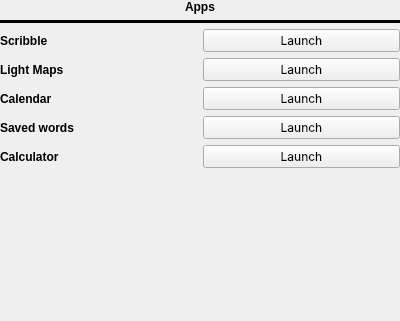
First picture: the form in apps.ui, repository Quill-OS/quill, before the edit.
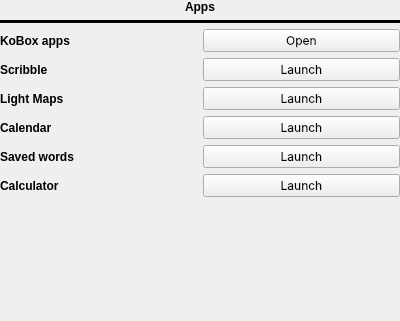
Second picture: the form after the edit.

Patch:
```diff
--- a/apps.ui
+++ b/apps.ui
@@ -49,7 +49,32 @@
        <property name="bottomMargin">
         <number>0</number>
        </property>
-       <item row="3" column="1">
+       <item row="1" column="1">
+        <widget class="QPushButton" name="scribbleLaunchBtn">
+         <property name="font">
+          <font>
+           <family>Inter</family>
+           <italic>false</italic>
+          </font>
+         </property>
+         <property name="text">
+          <string>Launch</string>
+         </property>
+        </widget>
+       </item>
+       <item row="5" column="1">
+        <widget class="QPushButton" name="calculatorLaunchBtn">
+         <property name="font">
+          <font>
+           <family>Inter</family>
+          </font>
+         </property>
+         <property name="text">
+          <string>Launch</string>
+         </property>
+        </widget>
+       </item>
+       <item row="4" column="1">
         <widget class="QPushButton" name="savedWordsLaunchBtn">
          <property name="font">
           <font>
@@ -62,7 +87,7 @@
         </widget>
        </item>
        <item row="2" column="0">
-        <widget class="QLabel" name="calendarLabel">
+        <widget class="QLabel" name="label_2">
          <property name="font">
           <font>
            <weight>75</weight>
@@ -70,36 +95,11 @@
           </font>
          </property>
          <property name="text">
-          <string>Calendar</string>
+          <string>Light Maps</string>
          </property>
         </widget>
        </item>
-       <item row="2" column="1">
-        <widget class="QPushButton" name="calendarLaunchBtn">
-         <property name="font">
-          <font>
-           <family>Inter</family>
-          </font>
-         </property>
-         <property name="text">
-          <string>Launch</string>
-         </property>
-        </widget>
-       </item>
-       <item row="1" column="1">
-        <widget class="QPushButton" name="lightmapsLaunchBtn">
-         <property name="font">
-          <font>
-           <family>Inter</family>
-           <italic>false</italic>
-          </font>
-         </property>
-         <property name="text">
-          <string>Launch</string>
-         </property>
-        </widget>
-       </item>
-       <item row="3" column="0">
+       <item row="4" column="0">
         <widget class="QLabel" name="label_3">
          <property name="font">
           <font>
@@ -113,19 +113,6 @@
         </widget>
        </item>
        <item row="1" column="0">
-        <widget class="QLabel" name="label_2">
-         <property name="font">
-          <font>
-           <weight>75</weight>
-           <bold>true</bold>
-          </font>
-         </property>
-         <property name="text">
-          <string>Light Maps</string>
-         </property>
-        </widget>
-       </item>
-       <item row="0" column="0">
         <widget class="QLabel" name="scribbleLabel">
          <property name="font">
           <font>
@@ -138,8 +125,8 @@
          </property>
         </widget>
        </item>
-       <item row="0" column="1">
-        <widget class="QPushButton" name="scribbleLaunchBtn">
+       <item row="2" column="1">
+        <widget class="QPushButton" name="lightmapsLaunchBtn">
          <property name="font">
           <font>
            <family>Inter</family>
@@ -151,7 +138,7 @@
          </property>
         </widget>
        </item>
-       <item row="4" column="0">
+       <item row="5" column="0">
         <widget class="QLabel" name="label_4">
          <property name="font">
           <font>
@@ -164,8 +151,8 @@
          </property>
         </widget>
        </item>
-       <item row="4" column="1">
-        <widget class="QPushButton" name="calculatorLaunchBtn">
+       <item row="3" column="1">
+        <widget class="QPushButton" name="calendarLaunchBtn">
          <property name="font">
           <font>
            <family>Inter</family>
@@ -176,16 +163,49 @@
          </property>
         </widget>
        </item>
+       <item row="3" column="0">
+        <widget class="QLabel" name="calendarLabel">
+         <property name="font">
+          <font>
+           <weight>75</weight>
+           <bold>true</bold>
+          </font>
+         </property>
+         <property name="text">
+          <string>Calendar</string>
+         </property>
+        </widget>
+       </item>
+       <item row="0" column="0">
+        <widget class="QLabel" name="label_5">
+         <property name="font">
+          <font>
+           <weight>75</weight>
+           <bold>true</bold>
+          </font>
+         </property>
+         <property name="text">
+          <string>KoBox apps</string>
+         </property>
+        </widget>
+       </item>
+       <item row="0" column="1">
+        <widget class="QPushButton" name="koboxAppsOpenButton">
+         <property name="font">
+          <font>
+           <family>Inter</family>
+           <weight>50</weight>
+           <bold>false</bold>
+          </font>
+         </property>
+         <property name="text">
+          <string>Open</string>
+         </property>
+        </widget>
+       </item>
       </layout>
      </item>
-     <item row="5" column="0">
-      <layout class="QGridLayout" name="gridLayout_2">
-       <property name="bottomMargin">
-        <number>0</number>
-       </property>
-      </layout>
-     </item>
-     <item row="4" column="0">
+     <item row="3" column="0">
       <spacer name="verticalSpacer">
        <property name="orientation">
         <enum>Qt::Vertical</enum>
@@ -211,18 +231,6 @@
        </property>
       </widget>
      </item>
-     <item row="3" column="0">
-      <widget class="QStackedWidget" name="rootAppsWidget">
-       <widget class="QWidget" name="page">
-        <layout class="QVBoxLayout" name="verticalLayout_2">
-         <item>
-          <layout class="QGridLayout" name="gridLayout_4"/>
-         </item>
-        </layout>
-       </widget>
-       <widget class="QWidget" name="page_2"/>
-      </widget>
-     </item>
     </layout>
    </item>
   </layout>
```
Left out of the diff: 7 changed lines with no effect on the pictures.
